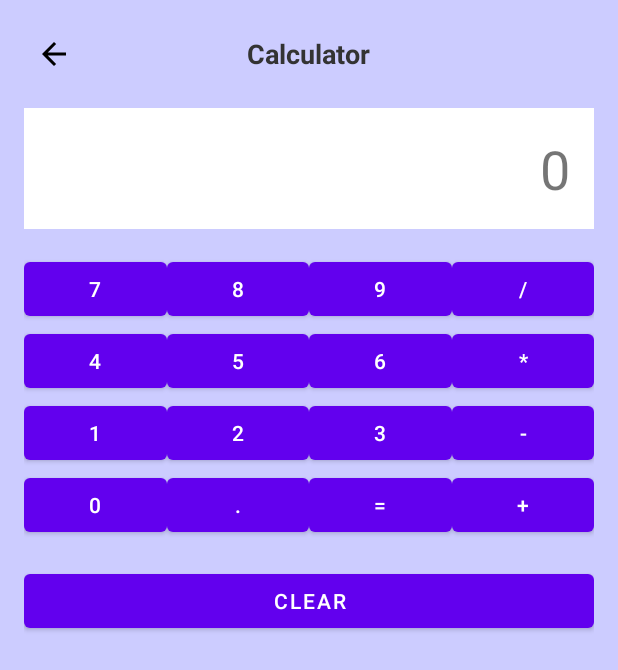
After one commit to Junhui20/MADFinancial, an Android app: the CalculatorActivity screen opened directly, with no data from a screen before it, on a phone screen of 412 x 824 dp. The commit adds this screen. Shown: the top 670 px of the screen. Run offline under Robolectric (Android 15) with nearby library versions, the phone set to English and light mode, and no system bars.

Commit message:
Integrate calculator function

```diff
--- a/app/src/main/AndroidManifest.xml
+++ b/app/src/main/AndroidManifest.xml
@@ -51,6 +51,11 @@
             android:theme="@style/Theme.AppCompat.Light" />
 
         <activity
+            android:name=".CalculatorActivity"
+            android:exported="true"
+            android:theme="@style/Theme.MaterialComponents.Light.NoActionBar"/>
+
+        <activity
             android:name=".SupportActivity"
             android:exported="false"
             android:theme="@style/Theme.AppCompat.Light" />
--- /dev/null
+++ b/app/src/main/java/com/uccd3223/madfinancial/CalculatorActivity.java
@@ -0,0 +1,106 @@
+package com.uccd3223.madfinancial;
+
+import android.os.Bundle;
+import android.view.View;
+import android.widget.Button;
+import android.widget.ImageButton;
+import android.widget.TextView;
+import androidx.appcompat.app.AppCompatActivity;
+
+public class CalculatorActivity extends AppCompatActivity {
+    private TextView displayTextView;
+    private double firstNumber = Double.NaN;
+    private double secondNumber;
+    private String currentOperator = "";
+    private ImageButton backButton;
+
+    @Override
+    protected void onCreate(Bundle savedInstanceState) {
+        super.onCreate(savedInstanceState);
+        setContentView(R.layout.activity_calculator);
+
+        displayTextView = findViewById(R.id.displayTextView);
+        backButton = findViewById(R.id.backButton);
+
+        // Back button click listener
+        backButton.setOnClickListener(v -> onBackPressed());
+
+        // Number buttons
+        int[] numberButtonIds = {
+                R.id.btn0, R.id.btn1, R.id.btn2, R.id.btn3, R.id.btn4,
+                R.id.btn5, R.id.btn6, R.id.btn7, R.id.btn8, R.id.btn9, R.id.btnDot
+        };
+
+        for (int id : numberButtonIds) {
+            findViewById(id).setOnClickListener(v -> numberClick(((Button)v).getText().toString()));
+        }
+
+        // Operator buttons
+        findViewById(R.id.btnPlus).setOnClickListener(v -> operatorClick("+"));
+        findViewById(R.id.btnMinus).setOnClickListener(v -> operatorClick("-"));
+        findViewById(R.id.btnMultiply).setOnClickListener(v -> operatorClick("*"));
+        findViewById(R.id.btnDivide).setOnClickListener(v -> operatorClick("/"));
+
+        findViewById(R.id.btnEquals).setOnClickListener(v -> calculateResult());
+        findViewById(R.id.btnClear).setOnClickListener(v -> clear());
+    }
+
+    private void numberClick(String number) {
+        if (displayTextView.getText().toString().equals("0")) {
+            displayTextView.setText(number);
+        } else {
+            displayTextView.append(number);
+        }
+    }
+
+    private void operatorClick(String operator) {
+        if (!displayTextView.getText().toString().isEmpty()) {
+            firstNumber = Double.parseDouble(displayTextView.getText().toString());
+            currentOperator = operator;
+            displayTextView.setText("");
+        }
+    }
+
+    private void calculateResult() {
+        if (!Double.isNaN(firstNumber)) {
+            secondNumber = Double.parseDouble(displayTextView.getText().toString());
+            double result = 0;
+
+            switch (currentOperator) {
+                case "+":
+                    result = firstNumber + secondNumber;
+                    break;
+                case "-":
+                    result = firstNumber - secondNumber;
+                    break;
+                case "*":
+                    result = firstNumber * secondNumber;
+                    break;
+                case "/":
+                    if (secondNumber != 0) {
+                        result = firstNumber / secondNumber;
+                    } else {
+                        displayTextView.setText("Error");
+                        return;
+                    }
+                    break;
+            }
+
+            displayTextView.setText(String.valueOf(result));
+            firstNumber = result;
+        }
+    }
+
+    private void clear() {
+        displayTextView.setText("0");
+        firstNumber = Double.NaN;
+        secondNumber = 0;
+        currentOperator = "";
+    }
+
+    @Override
+    public void onBackPressed() {
+        super.onBackPressed();
+        finish();
+    }
+}
--- a/app/src/main/java/com/uccd3223/madfinancial/MainActivity.java
+++ b/app/src/main/java/com/uccd3223/madfinancial/MainActivity.java
@@ -72,6 +72,7 @@ public class MainActivity extends AppCompatActivity {
         CardView cardCurrencyExchange = findViewById(R.id.cardCurrencyExchange);
         CardView cardSavings = findViewById(R.id.cardSavings);
         CardView cardHistory = findViewById(R.id.cardHistory);
+        CardView cardCalculator = findViewById(R.id.cardCalculator);
 
         // Set click listeners for cards
         cardTransaction.setOnClickListener(v -> {
@@ -91,6 +92,11 @@ public class MainActivity extends AppCompatActivity {
 
         cardHistory.setOnClickListener(v -> {
             Intent intent = new Intent(MainActivity.this, HistoryActivity.class);
+            startActivity(intent);
+        });
+
+        cardCalculator.setOnClickListener(v -> {
+            Intent intent = new Intent(MainActivity.this, CalculatorActivity.class);
             startActivity(intent);
         });
 
--- /dev/null
+++ b/app/src/main/res/layout/activity_calculator.xml
@@ -0,0 +1,159 @@
+<?xml version="1.0" encoding="utf-8"?>
+<LinearLayout xmlns:android="http://schemas.android.com/apk/res/android"
+    android:layout_width="match_parent"
+    android:layout_height="match_parent"
+    android:orientation="vertical"
+    android:background="@color/background_color"
+    android:padding="16dp">
+
+    <RelativeLayout
+        android:layout_width="match_parent"
+        android:layout_height="wrap_content"
+        android:layout_marginBottom="16dp">
+
+        <ImageButton
+            android:id="@+id/backButton"
+            android:layout_width="wrap_content"
+            android:layout_height="wrap_content"
+            android:layout_alignParentStart="true"
+            android:layout_centerVertical="true"
+            android:background="?attr/selectableItemBackgroundBorderless"
+            android:contentDescription="Back"
+            android:padding="8dp"
+            android:src="@drawable/ic_back"/>
+
+        <TextView
+            android:layout_width="wrap_content"
+            android:layout_height="wrap_content"
+            android:layout_centerInParent="true"
+            android:text="Calculator"
+            android:textColor="#333333"
+            android:textSize="18sp"
+            android:textStyle="bold"/>
+
+    </RelativeLayout>
+
+    <TextView
+        android:id="@+id/displayTextView"
+        android:layout_width="match_parent"
+        android:layout_height="wrap_content"
+        android:text="0"
+        android:textSize="36sp"
+        android:gravity="end"
+        android:background="#FFFFFF"
+        android:padding="16dp"
+        android:layout_marginBottom="16dp"/>
+
+    <GridLayout
+        android:layout_width="match_parent"
+        android:layout_height="wrap_content"
+        android:columnCount="4">
+
+        <Button
+            android:id="@+id/btn7"
+            android:layout_width="0dp"
+            android:layout_height="wrap_content"
+            android:layout_columnWeight="1"
+            android:text="7"/>
+        <Button
+            android:id="@+id/btn8"
+            android:layout_width="0dp"
+            android:layout_height="wrap_content"
+            android:layout_columnWeight="1"
+            android:text="8"/>
+        <Button
+            android:id="@+id/btn9"
+            android:layout_width="0dp"
+            android:layout_height="wrap_content"
+            android:layout_columnWeight="1"
+            android:text="9"/>
+        <Button
+            android:id="@+id/btnDivide"
+            android:layout_width="0dp"
+            android:layout_height="wrap_content"
+            android:layout_columnWeight="1"
+            android:text="/"/>
+
+        <Button
+            android:id="@+id/btn4"
+            android:layout_width="0dp"
+            android:layout_height="wrap_content"
+            android:layout_columnWeight="1"
+            android:text="4"/>
+        <Button
+            android:id="@+id/btn5"
+            android:layout_width="0dp"
+            android:layout_height="wrap_content"
+            android:layout_columnWeight="1"
+            android:text="5"/>
+        <Button
+            android:id="@+id/btn6"
+            android:layout_width="0dp"
+            android:layout_height="wrap_content"
+            android:layout_columnWeight="1"
+            android:text="6"/>
+        <Button
+            android:id="@+id/btnMultiply"
+            android:layout_width="0dp"
+            android:layout_height="wrap_content"
+            android:layout_columnWeight="1"
+            android:text="*"/>
+
+        <Button
+            android:id="@+id/btn1"
+            android:layout_width="0dp"
+            android:layout_height="wrap_content"
+            android:layout_columnWeight="1"
+            android:text="1"/>
+        <Button
+            android:id="@+id/btn2"
+            android:layout_width="0dp"
+            android:layout_height="wrap_content"
+            android:layout_columnWeight="1"
+            android:text="2"/>
+        <Button
+            android:id="@+id/btn3"
+            android:layout_width="0dp"
+            android:layout_height="wrap_content"
+            android:layout_columnWeight="1"
+            android:text="3"/>
+        <Button
+            android:id="@+id/btnMinus"
+            android:layout_width="0dp"
+            android:layout_height="wrap_content"
+            android:layout_columnWeight="1"
+            android:text="-"/>
+
+        <Button
+            android:id="@+id/btn0"
+            android:layout_width="0dp"
+            android:layout_height="wrap_content"
+            android:layout_columnWeight="1"
+            android:text="0"/>
+        <Button
+            android:id="@+id/btnDot"
+            android:layout_width="0dp"
+            android:layout_height="wrap_content"
+            android:layout_columnWeight="1"
+            android:text="."/>
+        <Button
+            android:id="@+id/btnEquals"
+            android:layout_width="0dp"
+            android:layout_height="wrap_content"
+            android:layout_columnWeight="1"
+            android:text="="/>
+        <Button
+            android:id="@+id/btnPlus"
+            android:layout_width="0dp"
+            android:layout_height="wrap_content"
+            android:layout_columnWeight="1"
+            android:text="+"/>
+    </GridLayout>
+
+    <Button
+        android:id="@+id/btnClear"
+        android:layout_width="match_parent"
+        android:layout_height="wrap_content"
+        android:text="Clear"
+        android:layout_marginTop="16dp"/>
+</LinearLayout>
```
Also changed, not shown: app/src/main/res/drawable/ic_calculator.xml (added, +27 -0 lines), app/src/main/res/layout/activity_main.xml (+39 -4 lines), app/src/main/res/drawable/calculator.webp (added), app/src/main/res/drawable/calculator1.png (added).
